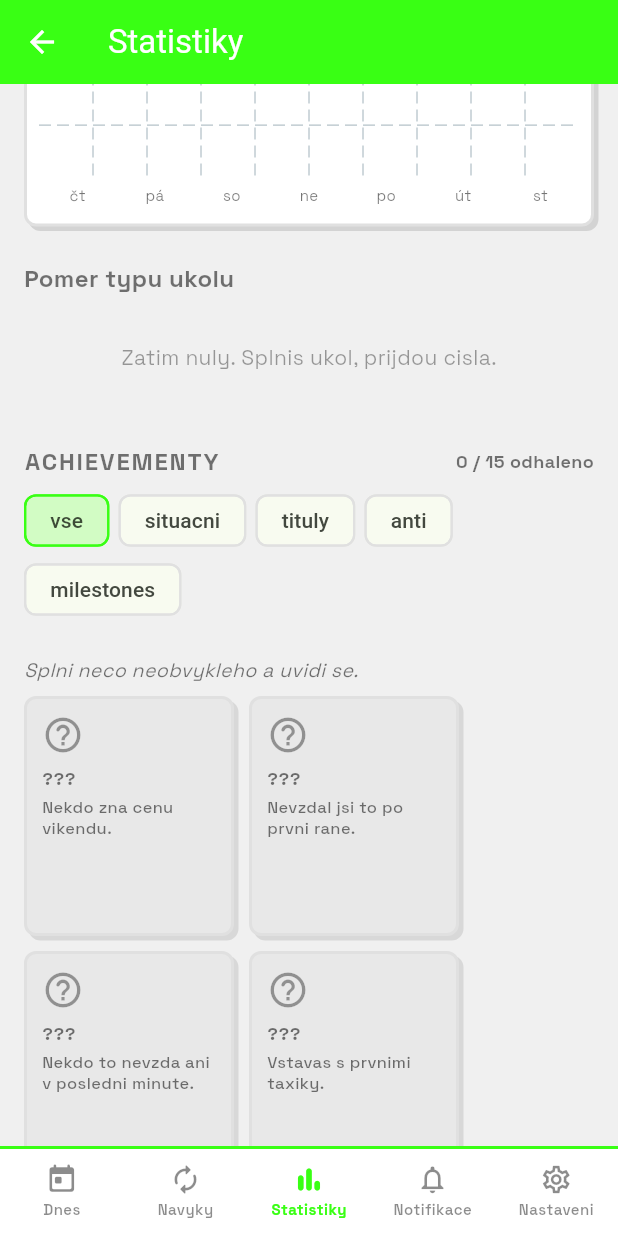
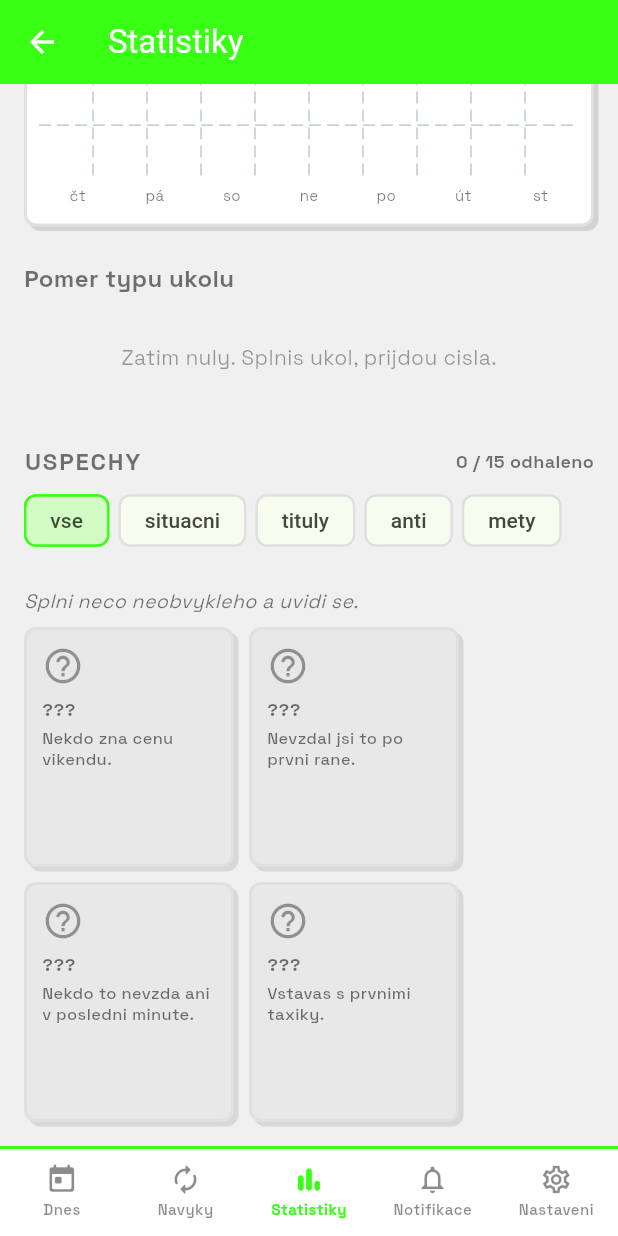
Before and after one commit to eidamos1/projekt, a Flutter app: the StatsPage screen opened by its route, scrolled down 464 dp, on a phone screen of 412 x 824 dp. Run offline on Flutter 3.47's test engine with Material 3 defaults, Android fonts, the phone set to English and light mode, and no system bars; drawn by our look-alikes of fl_chart; our stand-ins replace app_links, cloud_firestore, firebase_auth, firebase_core, google_fonts, google_sign_in and 4 more; accounts and stored records are empty.

Commit message:
refactor: lokalizovat achievement UI labely do Strings.dart
Anglicismy v UI vrstve nahrazeny ceskymi termíny:
- ACHIEVEMENTY -> USPECHY (header)
- milestones (filter) -> mety
- ODEMKL JSI ACHIEVEMENT -> ODEMKL JSI USPECH
- OTEVRIT STATS -> OTEVRIT STATISTIKY
- pridan header "TVUJ TITUL" nad chip v settings

Centralizovano do Strings.dart (achievement* keys). Achievement
title obsah (Comeback, Hat-trick atd.) zustavá - jsou to intencni
loanwords s personality, v ceskem casual jazyce OK.

Co-Authored-By: Claude Opus 4.7 (1M context) <noreply@anthropic.com>

```diff
--- a/projekt/productivity_app/lib/constants/strings.dart
+++ b/projekt/productivity_app/lib/constants/strings.dart
@@ -180,4 +180,23 @@ abstract final class Strings {
   static const weekdayShort = {
     1: 'Po', 2: 'Ut', 3: 'St', 4: 'Ct', 5: 'Pa', 6: 'So', 7: 'Ne',
   };
+
+  // Uspechy (achievements)
+  static const achievementsHeader = 'USPECHY';
+  static const achievementEmptyHint = 'Splni neco neobvykleho a uvidi se.';
+  static const achievementFilterAll = 'vse';
+  static const achievementFilterSituational = 'situacni';
+  static const achievementFilterLore = 'tituly';
+  static const achievementFilterAnti = 'anti';
+  static const achievementFilterMilestone = 'mety';
+  static const achievementUnlockedAt = 'Odemknuto';
+  static const achievementSetAsTitle = 'NASADIT JAKO TITUL';
+  static const achievementRemoveTitle = 'SUNDAT TITUL';
+  static const achievementNotifTitle = 'ODEMKL JSI USPECH';
+  static const achievementYourTitle = 'TVUJ TITUL';
+  static const achievementOpenStats = 'OTEVRIT STATISTIKY';
+  static String achievementCounter(int unlocked, int total) =>
+      '$unlocked / $total odhaleno';
+  static String achievementUnlockToast(String title) =>
+      'Odemknul jsi: $title';
 }
--- a/projekt/productivity_app/lib/pages/notifications_page.dart
+++ b/projekt/productivity_app/lib/pages/notifications_page.dart
@@ -81,7 +81,7 @@ class _NotificationsPageState extends State<NotificationsPage> {
                     : null;
                 icon = Icons.emoji_events_rounded;
                 accentColor = achievement?.color ?? AppColors.neonYellow;
-                titleText = 'ODEMKL JSI ACHIEVEMENT';
+                titleText = Strings.achievementNotifTitle;
               } else {
                 icon = Icons.cancel_rounded;
                 accentColor = AppColors.neonPink;
--- a/projekt/productivity_app/lib/widgets/achievement_grid.dart
+++ b/projekt/productivity_app/lib/widgets/achievement_grid.dart
@@ -2,6 +2,7 @@ import 'package:flutter/material.dart';
 import '../constants/achievements.dart';
 import '../constants/app_colors.dart';
 import '../constants/neo_theme.dart';
+import '../constants/strings.dart';
 import '../models/achievement.dart';
 import '../utils/context_extensions.dart';
 import 'achievement_card.dart';
@@ -84,7 +85,7 @@ class _AchievementGridState extends State<AchievementGrid> {
           children: [
             const Expanded(
               child: Text(
-                'ACHIEVEMENTY',
+                Strings.achievementsHeader,
                 style: TextStyle(
                   fontSize: 16,
                   fontWeight: FontWeight.w800,
@@ -93,7 +94,7 @@ class _AchievementGridState extends State<AchievementGrid> {
               ),
             ),
             Text(
-              '$unlockedCount / $totalCount odhaleno',
+              Strings.achievementCounter(unlockedCount, totalCount),
               style: TextStyle(
                 fontSize: 12,
                 fontWeight: FontWeight.w700,
@@ -107,11 +108,11 @@ class _AchievementGridState extends State<AchievementGrid> {
           spacing: 6,
           runSpacing: 6,
           children: [
-            _filterChip('vse', _Filter.all, isDark),
-            _filterChip('situacni', _Filter.situational, isDark),
-            _filterChip('tituly', _Filter.loreTitle, isDark),
-            _filterChip('anti', _Filter.antiAchievement, isDark),
-            _filterChip('milestones', _Filter.milestone, isDark),
+            _filterChip(Strings.achievementFilterAll, _Filter.all, isDark),
+            _filterChip(Strings.achievementFilterSituational, _Filter.situational, isDark),
+            _filterChip(Strings.achievementFilterLore, _Filter.loreTitle, isDark),
+            _filterChip(Strings.achievementFilterAnti, _Filter.antiAchievement, isDark),
+            _filterChip(Strings.achievementFilterMilestone, _Filter.milestone, isDark),
           ],
         ),
         const SizedBox(height: NeoTheme.spaceMd),
@@ -174,7 +175,7 @@ class _EmptyState extends StatelessWidget {
         Padding(
           padding: const EdgeInsets.symmetric(vertical: NeoTheme.spaceSm),
           child: Text(
-            'Splni neco neobvykleho a uvidi se.',
+            Strings.achievementEmptyHint,
             style: TextStyle(
               fontSize: 13,
               fontStyle: FontStyle.italic,
--- a/projekt/productivity_app/lib/widgets/achievement_unlock_toast.dart
+++ b/projekt/productivity_app/lib/widgets/achievement_unlock_toast.dart
@@ -1,5 +1,6 @@
 import 'package:flutter/material.dart';
 import '../constants/neo_theme.dart';
+import '../constants/strings.dart';
 import '../models/achievement.dart';
 
 /// Floating SnackBar in neo style shown right after an achievement is unlocked.
@@ -46,7 +47,7 @@ void showAchievementUnlockToast(BuildContext context, Achievement ach) {
               const SizedBox(width: 8),
               Flexible(
                 child: Text(
-                  'Odemknul jsi: ${ach.title}',
+                  Strings.achievementUnlockToast(ach.title),
                   style: const TextStyle(
                     color: Colors.black,
                     fontWeight: FontWeight.w700,
```
Also changed, not shown: projekt/productivity_app/lib/pages/settings.dart (+16 -3 lines), projekt/productivity_app/lib/widgets/dialogs/achievement_detail_sheet.dart (+5 -2 lines).
